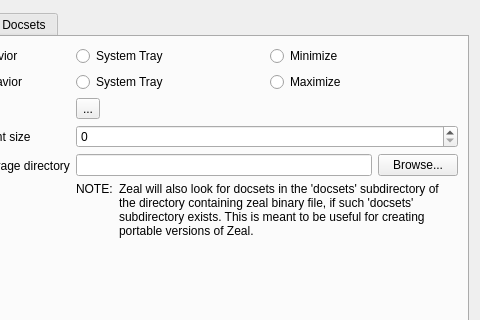
Before: the Qt Designer form zeal/zealsettingsdialog.ui in zealdocs/zeal, drawn with Qt 5; both pictures show x 88 to 568 and y 0 to 320 of the 568 by 505 pixel window.
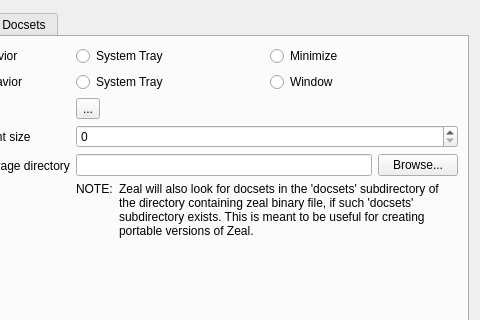
After: the same form once the commit is applied. Custom widgets are drawn as their Qt base class.

Commit message: startupBehavior: renamed 'maximize' to 'window', changed the default

The edit to the form file:
```diff
--- a/zeal/zealsettingsdialog.ui
+++ b/zeal/zealsettingsdialog.ui
@@ -76,7 +76,7 @@
            <item>
             <widget class="QRadioButton" name="radioStartMax">
              <property name="text">
-              <string>Maximize</string>
+              <string>Window</string>
              </property>
             </widget>
            </item>
```
The commit also changes 2 other files.
